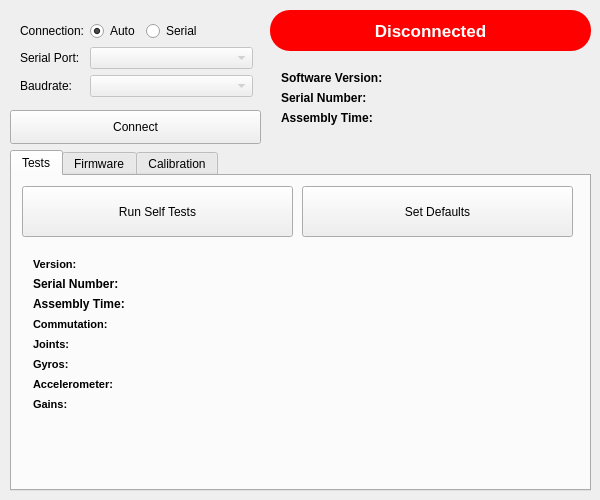
Qt form Tools/src/gui_design.ui (Gussy/solo-gimbal) before a commit.
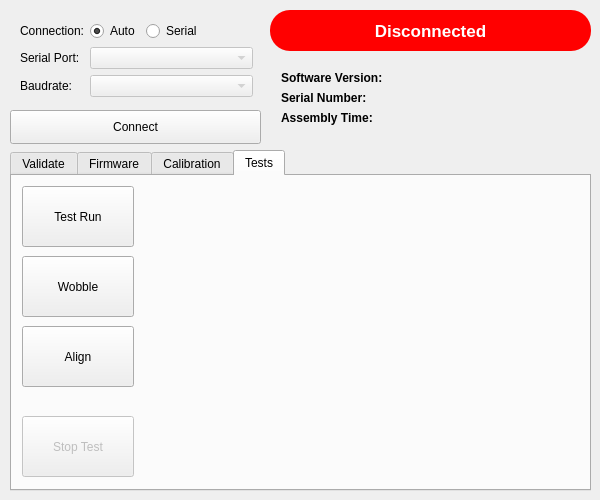
The same form after that commit. The open tabs and pages were chosen to show the change.

What changed in the file:
```diff
--- a/Tools/src/gui_design.ui
+++ b/Tools/src/gui_design.ui
@@ -71,12 +71,12 @@
     <property name="tabBarAutoHide">
      <bool>false</bool>
     </property>
-    <widget class="QWidget" name="tabTests">
+    <widget class="QWidget" name="tabValidate">
      <property name="enabled">
       <bool>true</bool>
      </property>
      <attribute name="title">
-      <string>Tests</string>
+      <string>Validate</string>
      </attribute>
      <widget class="QWidget" name="formLayoutWidget_4">
       <property name="geometry">
@@ -1104,6 +1104,66 @@
       </property>
      </widget>
     </widget>
+    <widget class="QWidget" name="tabTests">
+     <attribute name="title">
+      <string>Tests</string>
+     </attribute>
+     <widget class="QPushButton" name="btnTestsRun">
+      <property name="geometry">
+       <rect>
+        <x>10</x>
+        <y>10</y>
+        <width>112</width>
+        <height>61</height>
+       </rect>
+      </property>
+      <property name="text">
+       <string>Test Run</string>
+      </property>
+     </widget>
+     <widget class="QPushButton" name="btnTestsAlign">
+      <property name="geometry">
+       <rect>
+        <x>10</x>
+        <y>150</y>
+        <width>112</width>
+        <height>61</height>
+       </rect>
+      </property>
+      <property name="text">
+       <string>Align</string>
+      </property>
+     </widget>
+     <widget class="QPushButton" name="btnTestsWobble">
+      <property name="geometry">
+       <rect>
+        <x>10</x>
+        <y>80</y>
+        <width>112</width>
+        <height>61</height>
+       </rect>
+      </property>
+      <property name="text">
+       <string>Wobble</string>
+      </property>
+     </widget>
+     <widget class="QPushButton" name="btnTestsStop">
+      <property name="enabled">
+       <bool>false</bool>
+      </property>
+      <property name="geometry">
+       <rect>
+        <x>10</x>
+        <y>240</y>
+        <width>112</width>
+        <height>61</height>
+       </rect>
+      </property>
+      <property name="text">
+       <string>Stop Test</string>
+      </property>
+     </widget>
+    </widget>
    </widget>
    <widget class="QWidget" name="formLayoutWidget">
     <property name="geometry">
```
Left out of the diff: 2 changed lines with no effect on the pictures.
